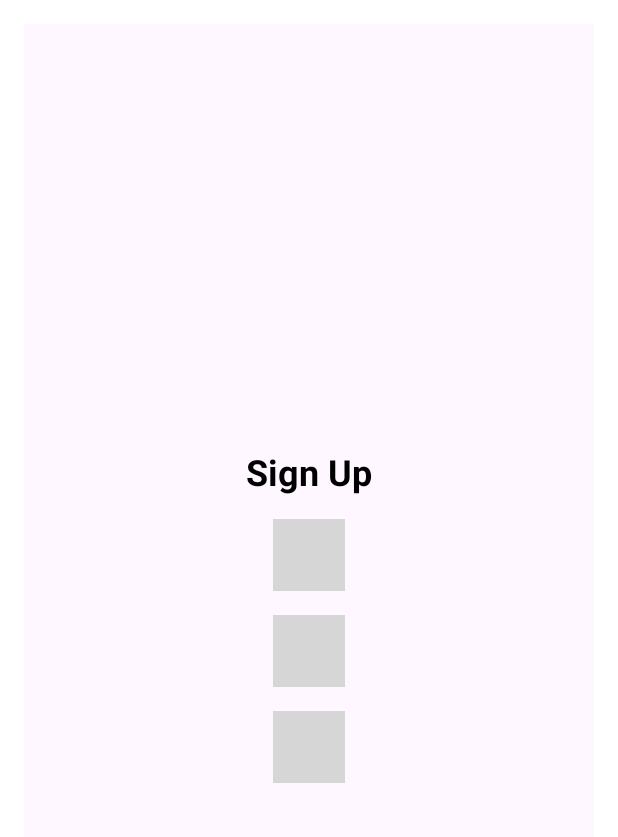
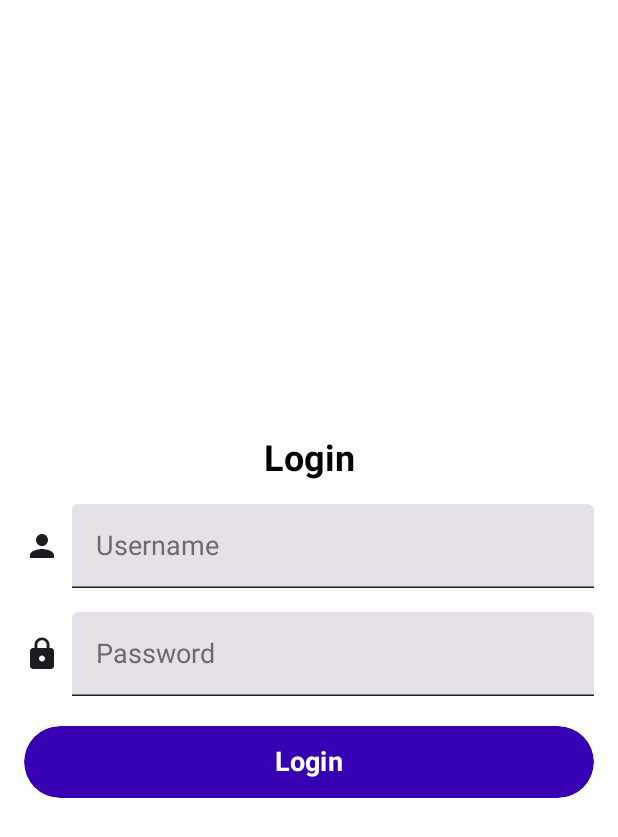
Before and after one commit to NabhanshuDash/TaxEazy, an Android app built with Jetpack Compose: the @Preview function LoginScreenPreview, on a phone screen of 412 x 824 dp. Shown: the top 837 px of the screen. Run offline under Robolectric (Android 15) with nearby library versions, the phone set to English and light mode, and no system bars; grey boxes are pictures that could not be loaded.

Commit message:
Login Page UI done

```diff
--- a/app/src/main/java/com/example/taxeazy/screens/loginScreen.kt
+++ b/app/src/main/java/com/example/taxeazy/screens/loginScreen.kt
@@ -1,46 +1,44 @@
 package com.example.taxeazy.screens
 
-import androidx.compose.foundation.layout.Arrangement
-import androidx.compose.foundation.layout.Column
-
-import androidx.compose.foundation.layout.Spacer
-import androidx.compose.foundation.layout.fillMaxSize
-import androidx.compose.foundation.layout.height
-import androidx.compose.foundation.layout.padding
-import androidx.compose.material3.Surface
-import androidx.compose.runtime.*
+import androidx.compose.foundation.layout.*
+import androidx.compose.foundation.text.KeyboardOptions
 import androidx.compose.material.icons.Icons
 import androidx.compose.material.icons.filled.Lock
 import androidx.compose.material.icons.filled.Person
-import androidx.compose.material.icons.filled.Phone
+import androidx.compose.material3.ExperimentalMaterial3Api
+import androidx.compose.material3.Surface
+import androidx.compose.runtime.*
 import androidx.compose.ui.Alignment
 import androidx.compose.ui.Modifier
 import androidx.compose.ui.graphics.Color
 import androidx.compose.ui.text.font.FontStyle
 import androidx.compose.ui.text.font.FontWeight
+import androidx.compose.ui.text.input.KeyboardType
 import androidx.compose.ui.text.style.TextAlign
 import androidx.compose.ui.tooling.preview.Preview
 import androidx.compose.ui.unit.dp
-import com.example.taxeazy.components.*
-import com.example.taxeazy.models.UserData
+import com.example.taxeazy.components.CTextField
+import com.example.taxeazy.components.GreyButtonComponent
+import com.example.taxeazy.components.TextComponent
 
 @Composable
 fun LoginScreen() {
-    var userData by remember { mutableStateOf("") }
+    var username by remember { mutableStateOf("") }
+    var password by remember { mutableStateOf("") }
 
     Surface(
-        modifier = Modifier
-            .fillMaxSize()
-            .padding(16.dp)
+        color = Color.White,
+        modifier = Modifier.fillMaxSize()
     ) {
         Column(
             modifier = Modifier
-                .fillMaxSize().padding(16.dp),
+                .fillMaxSize()
+                .padding(16.dp),
             verticalArrangement = Arrangement.Center,
             horizontalAlignment = Alignment.CenterHorizontally
         ) {
             TextComponent(
-                value = "Sign Up",
+                value = "Login",
                 fontStyletxt = FontStyle.Normal,
                 fweight = FontWeight.Bold,
                 size = 24,
@@ -48,24 +46,32 @@ fun LoginScreen() {
                 colortxt = Color.Black,
                 alignment = TextAlign.Center
             )
+
             Spacer(modifier = Modifier.height(16.dp))
-            NormalTextFieldComponent(
-                LabelValue = "Username",
-                img = Icons.Filled.Person,
 
+            CTextField(
+                value = username,
+                onValueChange = { username = it },
+                hint = "Username",
+                icon = Icons.Filled.Person
             )
 
             Spacer(modifier = Modifier.height(16.dp))
-            PasswordTextFieldComponent(
-                labelValue = "Password",
-                img = Icons.Filled.Lock,
 
-            )
+            CTextField(
+                value = password,
+                onValueChange = { password = it },
+                hint = "Password",
+                icon = Icons.Filled.Lock,
 
-            Spacer(modifier = Modifier.height(16.dp))
-            ButtonComponent(
+                )
+
+            Spacer(modifier = Modifier.height(20.dp))
+
+            GreyButtonComponent(
                 value = "Login",
-                colortxt = Color.White
+                colortxt = Color.White,
+                onClick = { /* Handle login click */ }
             )
         }
     }
```
